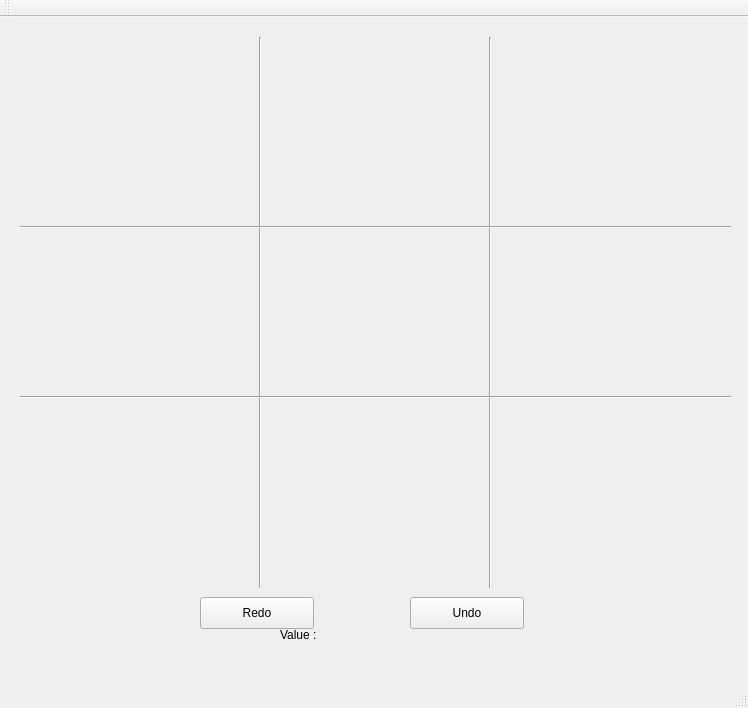
Old version of the form sudoku-qt/mainwindow.ui in the repository NickABoen/Sudoku.
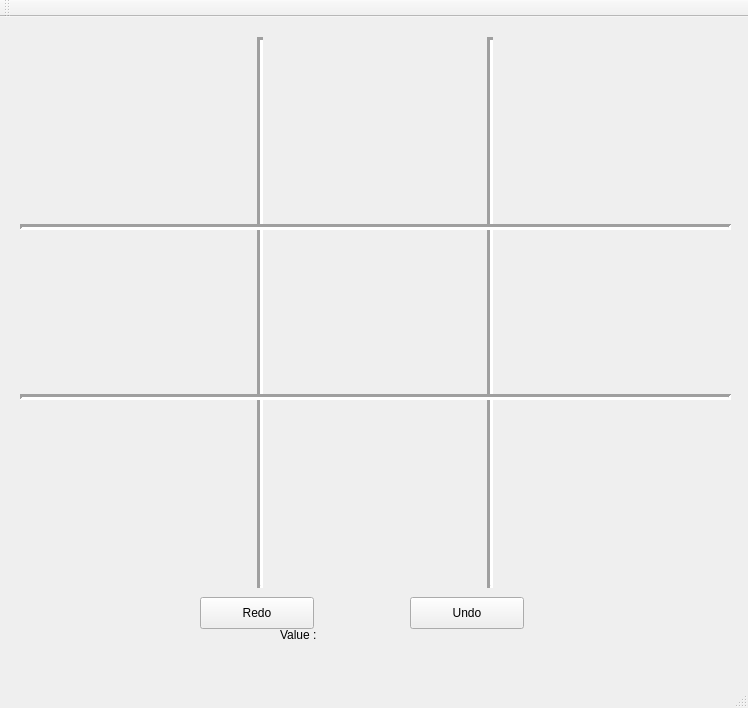
New version of the form.

Commit message:
Set up an input mask for the fields
Input mask only accepts values 1-9.

Also increased size of fields, need to work on the gui design because it
looks terrible at the moment.

The edit to the form file:
```diff
--- a/sudoku-qt/mainwindow.ui
+++ b/sudoku-qt/mainwindow.ui
@@ -73,6 +73,9 @@
       <height>551</height>
      </rect>
     </property>
+    <property name="lineWidth">
+     <number>3</number>
+    </property>
     <property name="orientation">
      <enum>Qt::Vertical</enum>
     </property>
@@ -86,6 +89,9 @@
       <height>551</height>
      </rect>
     </property>
+    <property name="lineWidth">
+     <number>3</number>
+    </property>
     <property name="orientation">
      <enum>Qt::Vertical</enum>
     </property>
@@ -99,6 +105,15 @@
       <height>20</height>
      </rect>
     </property>
+    <property name="font">
+     <font>
+      <weight>50</weight>
+      <bold>false</bold>
+     </font>
+    </property>
+    <property name="lineWidth">
+     <number>3</number>
+    </property>
     <property name="orientation">
      <enum>Qt::Horizontal</enum>
     </property>
@@ -112,6 +127,9 @@
       <height>20</height>
      </rect>
     </property>
+    <property name="lineWidth">
+     <number>3</number>
+    </property>
     <property name="orientation">
      <enum>Qt::Horizontal</enum>
     </property>
```
The commit also changes 2 other files.
